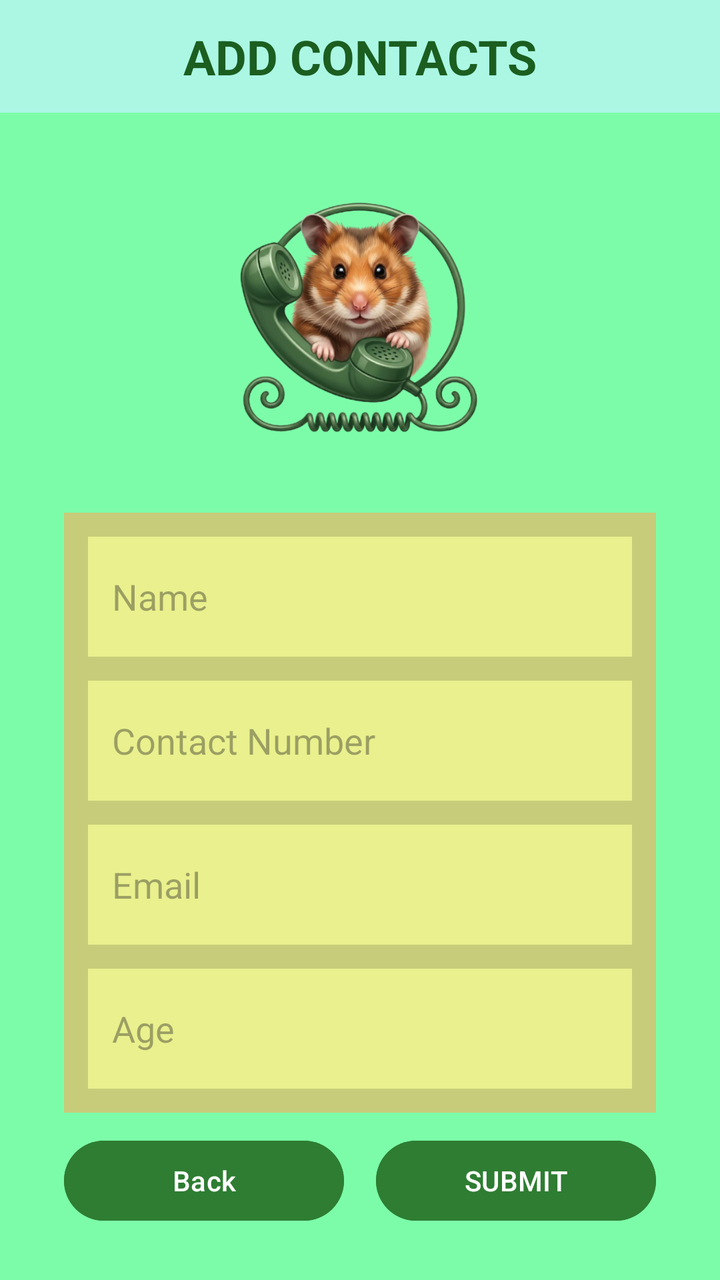
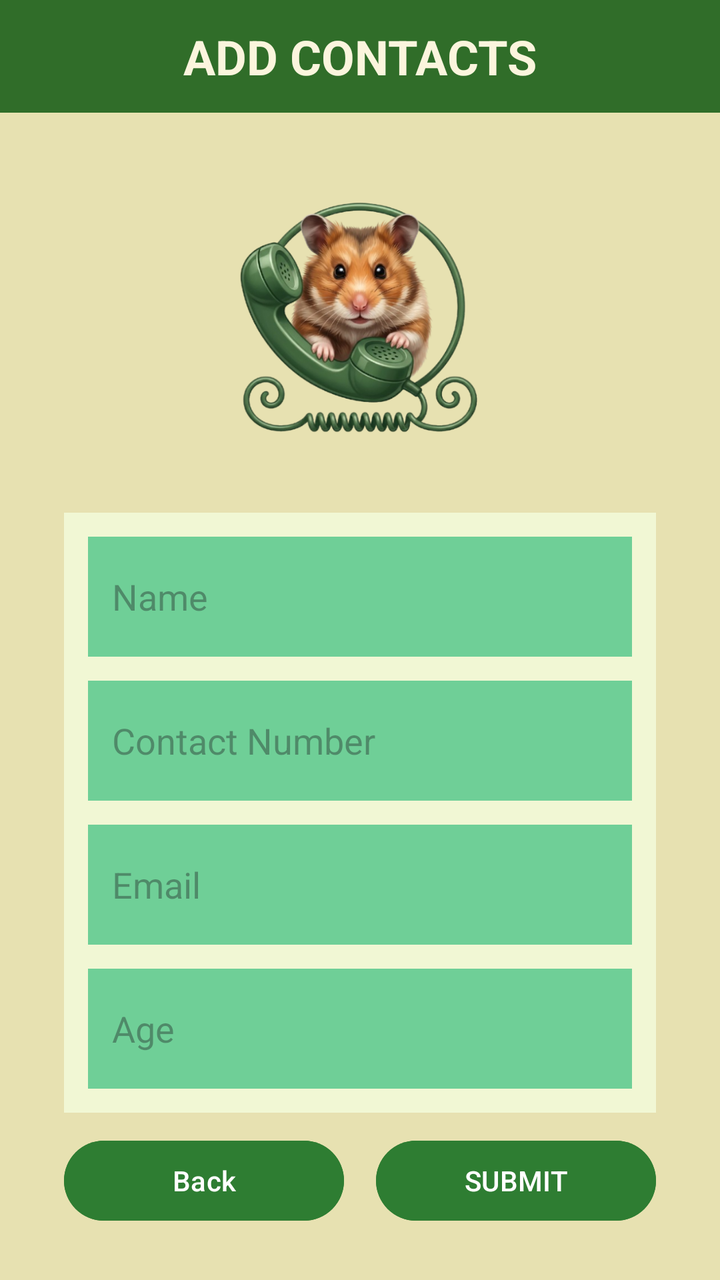

The first picture is an Android layout as it rendered before a commit; the second is the same layout after the commit. The layout source and the unified diff follow.
<!-- AndroidManifest.xml: application theme Theme.ComputeAverageManageContacts -->
<!-- res/layout/activity_contacts_added.xml -->
<?xml version="1.0" encoding="utf-8"?>
<androidx.constraintlayout.widget.ConstraintLayout
    xmlns:android="http://schemas.android.com/apk/res/android"
    xmlns:app="http://schemas.android.com/apk/res-auto"
    xmlns:tools="http://schemas.android.com/tools"
    android:id="@+id/main"
    android:layout_width="match_parent"
    android:layout_height="match_parent"
    android:background="#7cfca9"
    tools:context=".ContactsAdded">

    <TextView
        android:id="@+id/textView2"
        android:layout_width="0dp"
        android:layout_height="wrap_content"
        android:text="ADD CONTACTS"
        android:textSize="24sp"
        android:textStyle="bold"
        android:textColor="#1B5E20"
        android:background="#abf7e4"
        android:gravity="center"
        android:padding="12dp"
        app:layout_constraintTop_toTopOf="parent"
        app:layout_constraintStart_toStartOf="parent"
        app:layout_constraintEnd_toEndOf="parent"/>

    <ImageView
        android:id="@+id/imageView4"
        android:layout_width="140dp"
        android:layout_height="180dp"
        android:layout_marginTop="10dp"
        app:layout_constraintTop_toBottomOf="@id/textView2"
        app:layout_constraintStart_toStartOf="parent"
        app:layout_constraintEnd_toEndOf="parent"
        app:srcCompat="@drawable/kol"/>

    <LinearLayout
        android:id="@+id/inputContainer"
        android:layout_width="0dp"
        android:layout_height="wrap_content"
        android:orientation="vertical"
        android:layout_marginTop="10dp"
        android:layout_marginHorizontal="32dp"
        app:layout_constraintTop_toBottomOf="@id/imageView4"
        app:layout_constraintStart_toStartOf="parent"
        app:layout_constraintEnd_toEndOf="parent"
        android:background="#c6cc7a"
        android:padding="12dp">

        <EditText
            android:id="@+id/etContactName"
            android:layout_width="match_parent"
            android:layout_height="wrap_content"
            android:hint="Name"
            android:inputType="text"
            android:background="#e9f08d"
            android:textSize="18sp"
            android:minHeight="60dp"
            android:padding="12dp"
            android:layout_marginBottom="12dp"/>

        <EditText
            android:id="@+id/etContactNumber"
            android:layout_width="match_parent"
            android:layout_height="wrap_content"
            android:hint="Contact Number"
            android:inputType="number"
            android:background="#e9f08d"
            android:textSize="18sp"
            android:minHeight="60dp"
            android:padding="12dp"
            android:layout_marginBottom="12dp"/>

        <EditText
            android:id="@+id/etEmail"
            android:layout_width="match_parent"
            android:layout_height="wrap_content"
            android:hint="Email"
            android:inputType="text"
            android:background="#e9f08d"
            android:textSize="18sp"
            android:minHeight="60dp"
            android:padding="12dp"
            android:layout_marginBottom="12dp"/>

        <EditText
            android:id="@+id/etAge"
            android:layout_width="match_parent"
            android:layout_height="wrap_content"
            android:hint="Age"
            android:inputType="number"
            android:background="#e9f08d"
            android:textSize="18sp"
            android:minHeight="60dp"
            android:padding="12dp"/>

    </LinearLayout>

    <Button
        android:id="@+id/btnBack"
        android:layout_width="0dp"
        android:layout_height="wrap_content"
        android:text="Back"
        android:textColor="#FFFFFF"
        android:backgroundTint="#2E7D32"
        android:layout_marginTop="10dp"
        android:layout_marginStart="32dp"
        android:layout_marginEnd="8dp"
        app:layout_constraintTop_toBottomOf="@id/inputContainer"
        app:layout_constraintStart_toStartOf="parent"
        app:layout_constraintEnd_toStartOf="@id/btnSubmit"/>

    <Button
        android:id="@+id/btnSubmit"
        android:layout_width="0dp"
        android:layout_height="wrap_content"
        android:text="SUBMIT"
        android:textColor="#FFFFFF"
        android:backgroundTint="#2E7D32"
        android:layout_marginTop="10dp"
        android:layout_marginStart="8dp"
        android:layout_marginEnd="32dp"
        app:layout_constraintTop_toBottomOf="@id/inputContainer"
        app:layout_constraintStart_toEndOf="@id/btnBack"
        app:layout_constraintEnd_toEndOf="parent"/>

</androidx.constraintlayout.widget.ConstraintLayout>
<!-- resources referenced by this layout -->
<resources>
  <!-- drawable kol: png bitmap (drawable, 316384 bytes) -->
  <style name="Theme.ComputeAverageManageContacts" parent="Base.Theme.ComputeAverageManageContacts" />
  <style name="Base.Theme.ComputeAverageManageContacts" parent="Theme.Material3.DayNight.NoActionBar">
          
          
      </style>
</resources>

<!-- the commit's change to res/layout/activity_contacts_added.xml (unified diff, before → after) -->
@@ -6,18 +6,19 @@
     android:id="@+id/main"
     android:layout_width="match_parent"
     android:layout_height="match_parent"
-    android:background="#7cfca9"
+    android:background="#E7E1B1"
     tools:context=".ContactsAdded">
 
     <TextView
         android:id="@+id/textView2"
         android:layout_width="0dp"
         android:layout_height="wrap_content"
-        android:text="ADD CONTACTS"
+        android:text="Add Contacts"
+        android:textAllCaps="true"
         android:textSize="24sp"
         android:textStyle="bold"
-        android:textColor="#1B5E20"
-        android:background="#abf7e4"
+        android:textColor="#FBF5DD"
+        android:background="#306D29"
         android:gravity="center"
         android:padding="12dp"
         app:layout_constraintTop_toTopOf="parent"
@@ -44,7 +45,7 @@
         app:layout_constraintTop_toBottomOf="@id/imageView4"
         app:layout_constraintStart_toStartOf="parent"
         app:layout_constraintEnd_toEndOf="parent"
-        android:background="#c6cc7a"
+        android:background="#F1F7D4"
         android:padding="12dp">
 
         <EditText
@@ -53,7 +54,7 @@
             android:layout_height="wrap_content"
             android:hint="Name"
             android:inputType="text"
-            android:background="#e9f08d"
+            android:background="#6FCF97"
             android:textSize="18sp"
             android:minHeight="60dp"
             android:padding="12dp"
@@ -65,7 +66,7 @@
             android:layout_height="wrap_content"
             android:hint="Contact Number"
             android:inputType="number"
-            android:background="#e9f08d"
+            android:background="#6FCF97"
             android:textSize="18sp"
             android:minHeight="60dp"
             android:padding="12dp"
@@ -77,7 +78,7 @@
             android:layout_height="wrap_content"
             android:hint="Email"
             android:inputType="text"
-            android:background="#e9f08d"
+            android:background="#6FCF97"
             android:textSize="18sp"
             android:minHeight="60dp"
             android:padding="12dp"
@@ -89,7 +90,7 @@
             android:layout_height="wrap_content"
             android:hint="Age"
             android:inputType="number"
-            android:background="#e9f08d"
+            android:background="#6FCF97"
             android:textSize="18sp"
             android:minHeight="60dp"
             android:padding="12dp"/>
